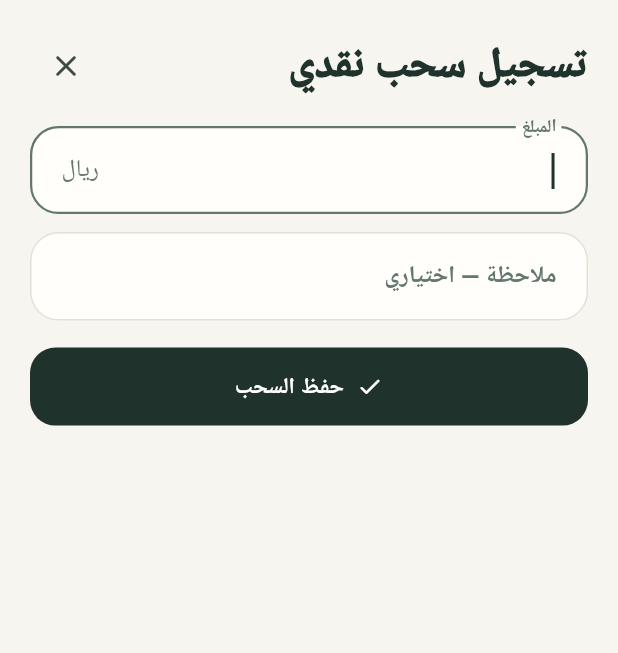
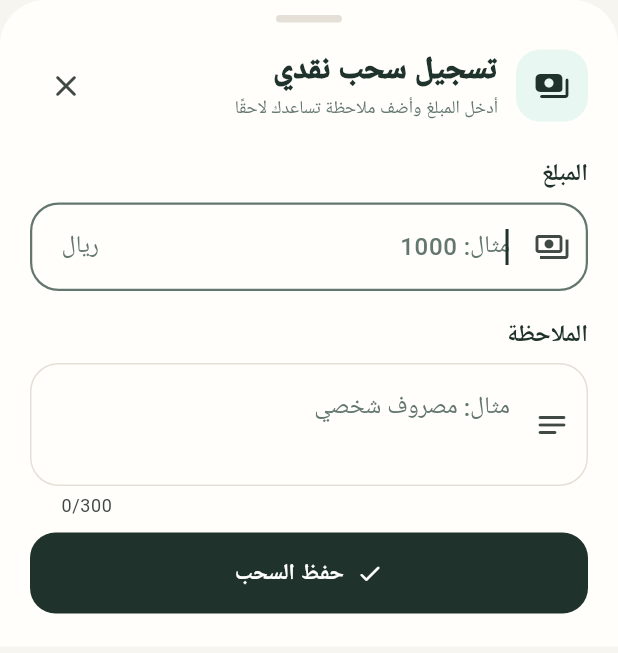
Before and after one commit to Software-coding/mikhyat-pro, a Flutter app: the WithdrawalFormSheet widget shown alone on an empty page, opened directly with empty values, on a phone screen of 412 x 824 dp. Shown: the top 653 px of the screen. Run offline on Flutter 3.47's test engine with Material 3 defaults, Android fonts, the phone set to English and light mode, and no system bars; our stand-ins replace file_picker, pdf, printing, share_plus, sqflite; accounts and stored records are empty.

Commit message:
feat: redesign withdrawal form sheet for mobile

```diff
--- a/lib/widgets/withdrawal_form_sheet.dart
+++ b/lib/widgets/withdrawal_form_sheet.dart
@@ -1,9 +1,15 @@
 import 'package:flutter/material.dart';
 import 'package:flutter/services.dart';
+import '../core/theme.dart';
 import '../models/withdrawal.dart';
 
 class WithdrawalFormSheet extends StatefulWidget {
-  const WithdrawalFormSheet({super.key, this.withdrawal, required this.onSave});
+  const WithdrawalFormSheet({
+    super.key,
+    this.withdrawal,
+    required this.onSave,
+  });
+
   final Withdrawal? withdrawal;
   final Future<void> Function(int amount, String note) onSave;
 
@@ -19,7 +25,9 @@ class _WithdrawalFormSheetState extends State<WithdrawalFormSheet> {
   @override
   void initState() {
     super.initState();
-    _amount = TextEditingController(text: widget.withdrawal?.amount.toString() ?? '');
+    _amount = TextEditingController(
+      text: widget.withdrawal?.amount.toString() ?? '',
+    );
     _note = TextEditingController(text: widget.withdrawal?.note ?? '');
   }
 
@@ -33,15 +41,22 @@ class _WithdrawalFormSheetState extends State<WithdrawalFormSheet> {
   Future<void> _save() async {
     final amount = int.tryParse(_amount.text) ?? 0;
     if (amount <= 0) {
-      ScaffoldMessenger.of(context).showSnackBar(const SnackBar(content: Text('أدخل مبلغ السحب')));
+      ScaffoldMessenger.of(context).showSnackBar(
+        const SnackBar(content: Text('أدخل مبلغ السحب')),
+      );
       return;
     }
+
     setState(() => _saving = true);
     try {
       await widget.onSave(amount, _note.text.trim());
       if (mounted) Navigator.pop(context, true);
     } catch (e) {
-      if (mounted) ScaffoldMessenger.of(context).showSnackBar(SnackBar(content: Text('تعذر الحفظ: $e')));
+      if (mounted) {
+        ScaffoldMessenger.of(context).showSnackBar(
+          SnackBar(content: Text('تعذر الحفظ: $e')),
+        );
+      }
     } finally {
       if (mounted) setState(() => _saving = false);
     }
@@ -49,28 +64,138 @@ class _WithdrawalFormSheetState extends State<WithdrawalFormSheet> {
 
   @override
   Widget build(BuildContext context) {
-    return Padding(
-      padding: EdgeInsets.fromLTRB(20, 20, 20, MediaQuery.viewInsetsOf(context).bottom + 20),
+    final theme = Theme.of(context);
+
+    return Material(
+      color: AppTheme.card,
+      clipBehavior: Clip.antiAlias,
+      borderRadius: const BorderRadius.vertical(top: Radius.circular(30)),
       child: SafeArea(
         top: false,
-        child: Column(mainAxisSize: MainAxisSize.min, crossAxisAlignment: CrossAxisAlignment.start, children: [
-          Row(children: [
-            Expanded(child: Text(widget.withdrawal == null ? 'تسجيل سحب نقدي' : 'تعديل السحب', style: Theme.of(context).textTheme.headlineSmall?.copyWith(fontWeight: FontWeight.w900))),
-            IconButton(onPressed: () => Navigator.pop(context), icon: const Icon(Icons.close_rounded)),
-          ]),
-          const SizedBox(height: 16),
-          TextField(
-            controller: _amount,
-            autofocus: true,
-            keyboardType: TextInputType.number,
-            inputFormatters: [FilteringTextInputFormatter.digitsOnly],
-            decoration: const InputDecoration(labelText: 'المبلغ', suffixText: 'ريال'),
+        child: SingleChildScrollView(
+          padding: EdgeInsets.fromLTRB(
+            20,
+            10,
+            20,
+            MediaQuery.viewInsetsOf(context).bottom + 22,
           ),
-          const SizedBox(height: 12),
-          TextField(controller: _note, decoration: const InputDecoration(labelText: 'ملاحظة — اختياري', hintText: 'مثال: مصروف شخصي')),
-          const SizedBox(height: 18),
-          SizedBox(width: double.infinity, child: FilledButton.icon(onPressed: _saving ? null : _save, icon: const Icon(Icons.check_rounded), label: Text(_saving ? 'جارٍ الحفظ...' : 'حفظ السحب'))),
-        ]),
+          child: Column(
+            crossAxisAlignment: CrossAxisAlignment.start,
+            children: [
+              Center(
+                child: Container(
+                  width: 44,
+                  height: 5,
+                  margin: const EdgeInsets.only(bottom: 18),
+                  decoration: BoxDecoration(
+                    color: AppTheme.line,
+                    borderRadius: BorderRadius.circular(99),
+                  ),
+                ),
+              ),
+              Row(
+                children: [
+                  Container(
+                    width: 48,
+                    height: 48,
+                    decoration: BoxDecoration(
+                      color: AppTheme.mintSoft,
+                      borderRadius: BorderRadius.circular(16),
+                    ),
+                    child: const Icon(
+                      Icons.payments_rounded,
+                      color: AppTheme.ink,
+                    ),
+                  ),
+                  const SizedBox(width: 12),
+                  Expanded(
+                    child: Column(
+                      crossAxisAlignment: CrossAxisAlignment.start,
+                      children: [
+                        Text(
+                          widget.withdrawal == null
+                              ? 'تسجيل سحب نقدي'
+                              : 'تعديل السحب',
+                          style: theme.textTheme.titleLarge,
+                        ),
+                        const SizedBox(height: 3),
+                        Text(
+                          'أدخل المبلغ وأضف ملاحظة تساعدك لاحقًا',
+                          style: theme.textTheme.bodySmall,
+                        ),
+                      ],
+                    ),
+                  ),
+                  IconButton(
+                    tooltip: 'إغلاق',
+                    onPressed: () => Navigator.pop(context),
+                    icon: const Icon(Icons.close_rounded),
+                  ),
+                ],
+              ),
+              const SizedBox(height: 24),
+              Text(
+                'المبلغ',
+                style: theme.textTheme.titleMedium?.copyWith(
+                  fontWeight: FontWeight.w800,
+                ),
+              ),
+              const SizedBox(height: 8),
+              TextField(
+                controller: _amount,
+                autofocus: widget.withdrawal == null,
+                keyboardType: TextInputType.number,
+                textInputAction: TextInputAction.next,
+                inputFormatters: [
+                  FilteringTextInputFormatter.digitsOnly,
+                ],
+                decoration: const InputDecoration(
+                  hintText: 'مثال: 1000',
+                  suffixText: 'ريال',
+                  prefixIcon: Icon(Icons.payments_outlined),
+                ),
+              ),
+              const SizedBox(height: 18),
+              Text(
+                'الملاحظة',
+                style: theme.textTheme.titleMedium?.copyWith(
+                  fontWeight: FontWeight.w800,
+                ),
+              ),
+              const SizedBox(height: 8),
+              TextField(
+                controller: _note,
+                maxLines: 2,
+                maxLength: 300,
+                decoration: const InputDecoration(
+                  hintText: 'مثال: مصروف شخصي',
+                  prefixIcon: Icon(Icons.notes_rounded),
+                ),
+              ),
+              const SizedBox(height: 10),
+              SizedBox(
+                width: double.infinity,
+                height: 54,
+                child: FilledButton.icon(
+                  onPressed: _saving ? null : _save,
+                  icon: _saving
+                      ? const SizedBox(
+                          width: 18,
+                          height: 18,
+                          child: CircularProgressIndicator(
+                            strokeWidth: 2,
+                            color: Colors.white,
+                          ),
+                        )
+                      : const Icon(Icons.check_rounded),
+                  label: Text(
+                    _saving ? 'جارٍ الحفظ...' : 'حفظ السحب',
+                  ),
+                ),
+              ),
+            ],
+          ),
+        ),
       ),
     );
   }
```
